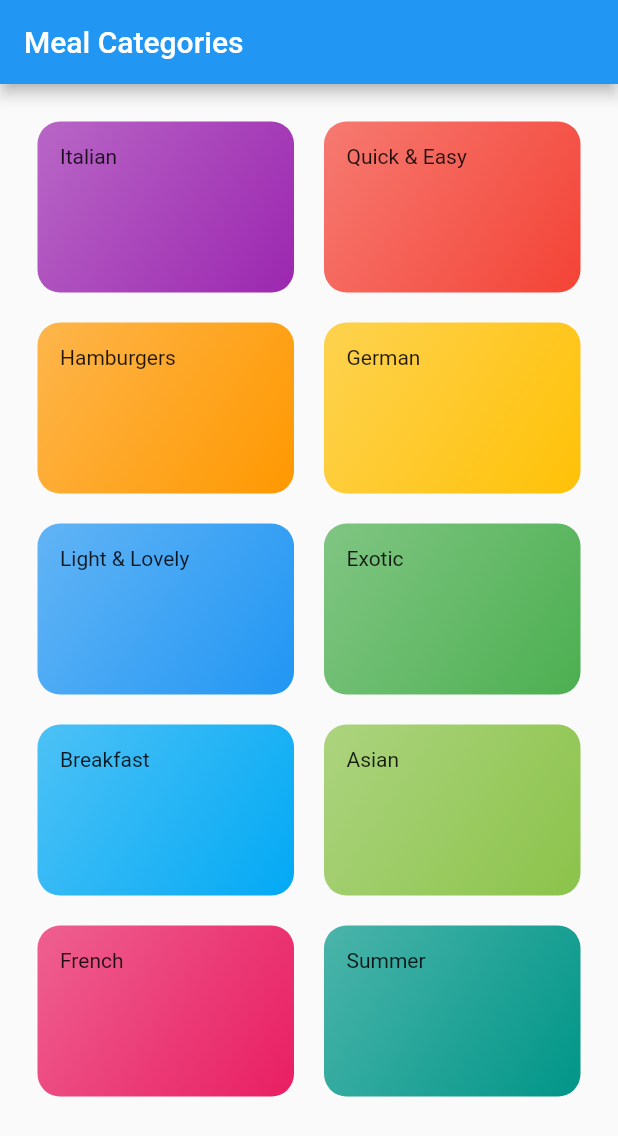
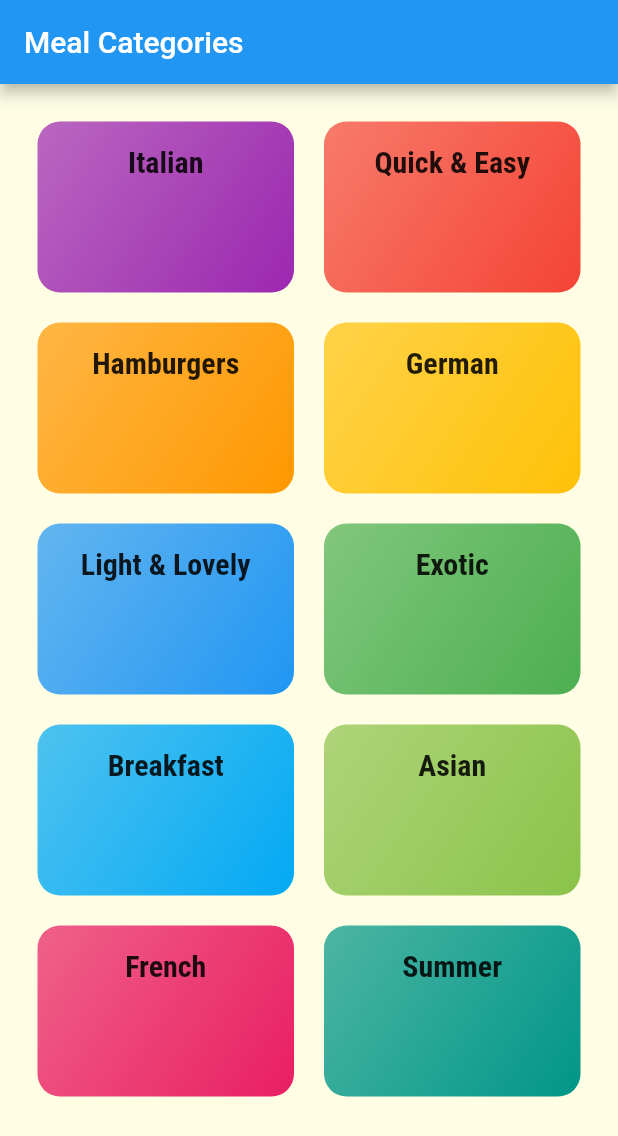
Before and after one commit to Prat2030/Flutter_Meals_App, a Flutter app: the screen it shows after launch, on a phone screen of 412 x 824 dp. Shown: the top 1136 px of the screen. Run offline on Flutter 3.47's test engine with Material 2 defaults, Android fonts, the phone set to English and light mode, and no system bars.

```diff
--- a/lib/category_item.dart
+++ b/lib/category_item.dart
@@ -1,4 +1,8 @@
+// ignore_for_file: prefer_const_constructors
+
 import 'package:flutter/material.dart';
+
+import './meals_screen.dart';
 
 class CategoryItem extends StatelessWidget {
   final String title;
@@ -9,11 +13,26 @@ class CategoryItem extends StatelessWidget {
     required this.color,
   });
 
+  void _selectCategory(BuildContext ctx) {
+    Navigator.of(ctx).push(MaterialPageRoute(builder: (_) {
+      return MealsScreen();
+    }));
+  }
+
   @override
   Widget build(BuildContext context) {
-    return Container(
+    return InkWell(
+      onTap: () => _selectCategory(context),
+      hoverColor: Colors.pink,
+      splashColor: Theme.of(context).primaryColor,
+      borderRadius: BorderRadius.circular(15),
+      child: Container(
         padding: EdgeInsets.all(15),
-      child: Text(title),
+        child: Text(
+          title,
+          style: Theme.of(context).textTheme.subtitle1,
+          textAlign: TextAlign.center,
+        ),
         decoration: BoxDecoration(
           gradient: LinearGradient(
             colors: [
@@ -25,6 +44,7 @@ class CategoryItem extends StatelessWidget {
           ),
           borderRadius: BorderRadius.circular(15),
         ),
+      ),
     );
   }
 }
--- a/lib/main.dart
+++ b/lib/main.dart
@@ -12,6 +12,22 @@ class MyApp extends StatelessWidget {
       title: 'Tasty Meals',
       theme: ThemeData(
         primarySwatch: Colors.blue,
+        accentColor: Colors.amber,
+        canvasColor: Color.fromRGBO(255, 254, 229, 1),
+        fontFamily: 'Raleway',
+        textTheme: ThemeData.light().textTheme.copyWith(
+              bodyText1: TextStyle(
+                color: Color.fromRGBO(20, 51, 51, 1),
+              ),
+              bodyText2: TextStyle(
+                color: Color.fromRGBO(20, 51, 51, 1),
+              ),
+              subtitle1: TextStyle(
+                fontSize: 20,
+                fontFamily: 'RobotoCondensed',
+                fontWeight: FontWeight.bold,
+              ),
+            ),
       ),
       home: MealCategories(),
     );
```
Also changed, not shown: lib/meals_screen.dart (added, +19 -0 lines). Lines whose indentation alone changed are shown as unchanged.
